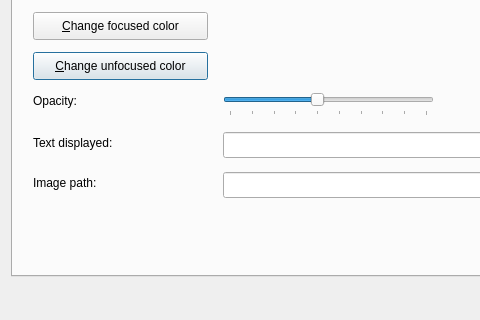
First picture: the form in builder/BoxEditor.ui, repository canercandan/iot-project, before the edit; both pictures show x 0 to 480 and y 135 to 455 of the 661 by 455 pixel window.
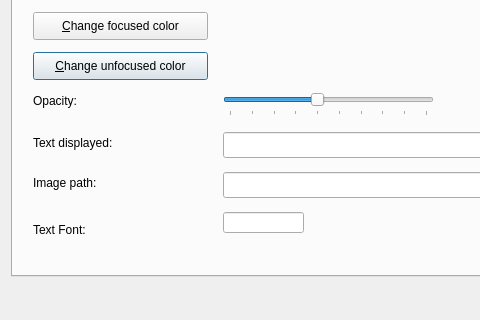
Second picture: the form after the edit. The open tabs and pages were chosen to show the change.

Commit message: builder : new option box font Text + code xml associe

Diff of the .ui file:
```diff
--- a/builder/BoxEditor.ui
+++ b/builder/BoxEditor.ui
@@ -28,7 +28,7 @@
   <layout class="QGridLayout" name="gridLayout_2">
    <item row="0" column="0">
     <layout class="QGridLayout" name="gridLayout">
-     <item row="0" column="0" colspan="3">
+     <item row="0" column="0" colspan="4">
       <widget class="QTabWidget" name="tabWidget">
        <property name="minimumSize">
         <size>
@@ -37,7 +37,7 @@
         </size>
        </property>
        <property name="currentIndex">
-        <number>0</number>
+        <number>1</number>
        </property>
        <widget class="QWidget" name="typeTab">
         <attribute name="title">
@@ -610,6 +610,29 @@
           <string>Image path:</string>
          </property>
         </widget>
+        <widget class="QLabel" name="textFontlabel">
+         <property name="geometry">
+          <rect>
+           <x>20</x>
+           <y>320</y>
+           <width>71</width>
+           <height>16</height>
+          </rect>
+         </property>
+         <property name="text">
+          <string>Text Font:</string>
+         </property>
+        </widget>
+        <widget class="QLineEdit" name="fontLineEdit">
+         <property name="geometry">
+          <rect>
+           <x>210</x>
+           <y>310</y>
+           <width>81</width>
+           <height>21</height>
+          </rect>
+         </property>
+        </widget>
        </widget>
       </widget>
      </item>
@@ -626,20 +649,20 @@
        </property>
       </spacer>
      </item>
-     <item row="1" column="1">
-      <widget class="QPushButton" name="okPushButton">
-       <property name="text">
-        <string>&amp;Ok</string>
-       </property>
-      </widget>
-     </item>
-     <item row="1" column="2">
+     <item row="1" column="3">
       <widget class="QPushButton" name="cancelPushButton">
        <property name="text">
         <string>&amp;Cancel</string>
        </property>
       </widget>
      </item>
+     <item row="1" column="2">
+      <widget class="QPushButton" name="okPushButton">
+       <property name="text">
+        <string>&amp;Ok</string>
+       </property>
+      </widget>
+     </item>
     </layout>
    </item>
   </layout>
```
The commit also changes 4 other files.
